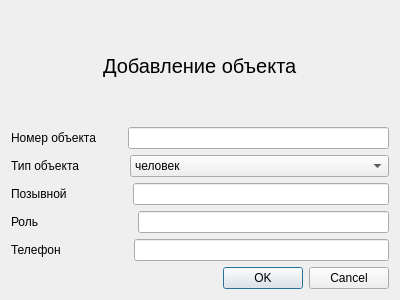
Old version of the form src/device.ui in the repository IlchenkoVasily/seye.
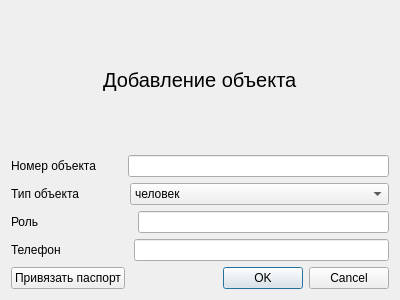
New version of the form.

What changed in the file:
```diff
--- a/src/device.ui
+++ b/src/device.ui
@@ -145,40 +145,6 @@
      </item>
     </layout>
    </item>
-   <item>
-    <layout class="QHBoxLayout" name="horizontalLayout_4">
-     <item>
-      <widget class="QLabel" name="label_4">
-       <property name="text">
-        <string>Позывной</string>
-       </property>
-      </widget>
-     </item>
-     <item>
-      <spacer name="horizontalSpacer_4">
-       <property name="orientation">
-        <enum>Qt::Horizontal</enum>
-       </property>
-       <property name="sizeType">
-        <enum>QSizePolicy::Minimum</enum>
-       </property>
-       <property name="sizeHint" stdset="0">
-        <size>
-         <width>60</width>
-         <height>20</height>
-        </size>
-       </property>
-      </spacer>
-     </item>
-     <item>
-      <widget class="QLineEdit" name="nik">
-       <property name="frame">
-        <bool>true</bool>
-       </property>
-      </widget>
-     </item>
-    </layout>
-   </item>
    <item>
     <layout class="QHBoxLayout" name="horizontalLayout_5">
      <item>
@@ -241,6 +207,13 @@
    </item>
    <item>
     <layout class="QHBoxLayout" name="horizontalLayout_11">
+     <item>
+      <widget class="QPushButton" name="pushButton">
+       <property name="text">
+        <string>Привязать паспорт</string>
+       </property>
+      </widget>
+     </item>
      <item>
       <widget class="QDialogButtonBox" name="buttonBox">
        <property name="standardButtons">
```
